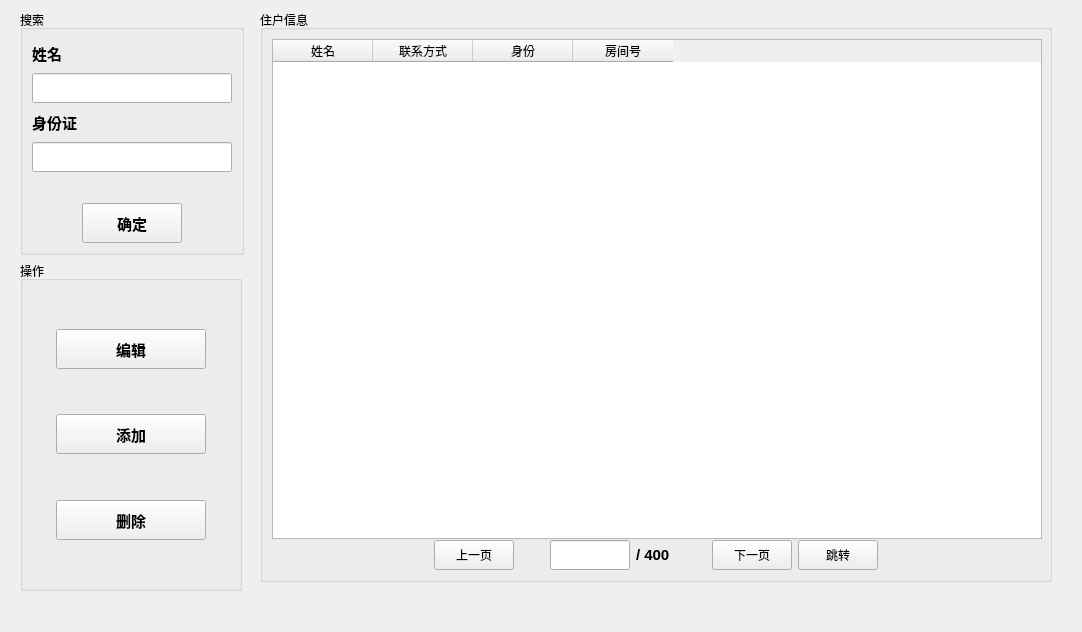
This is StaffView/staffview.ui in Flzjler/LaborEye as Qt 5 draws it before an edit. The edited form follows.
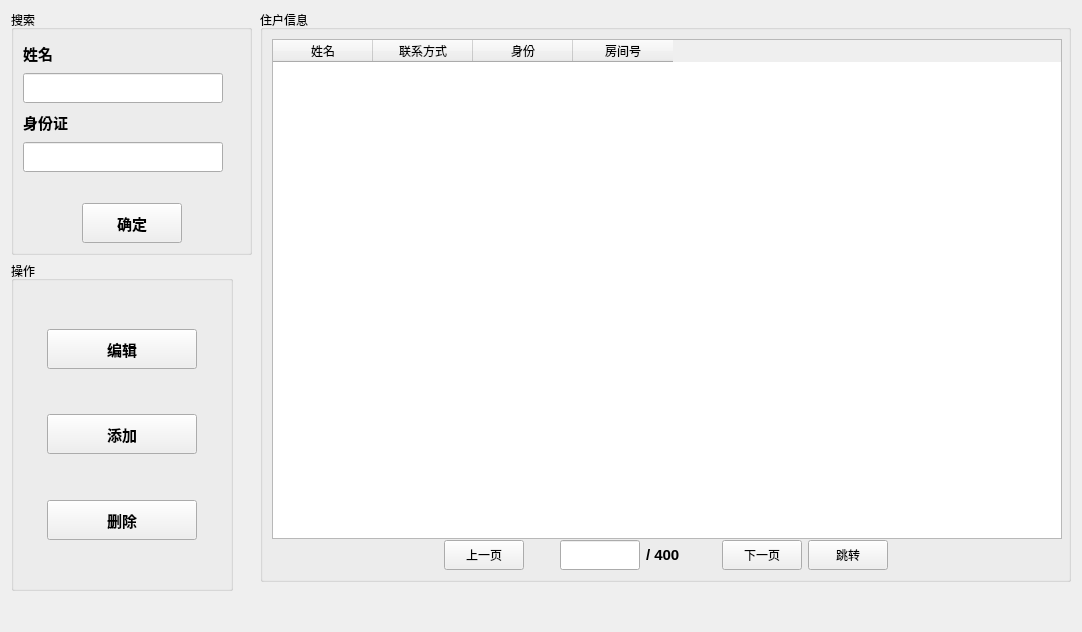
This is the edited form.

```diff
--- a/StaffView/staffview.ui
+++ b/StaffView/staffview.ui
@@ -24,7 +24,7 @@
     <rect>
      <x>260</x>
      <y>10</y>
-     <width>792</width>
+     <width>811</width>
      <height>572</height>
     </rect>
    </property>
@@ -38,13 +38,13 @@
        <widget class="QTableWidget" name="tblStaffInfo">
         <property name="minimumSize">
          <size>
-          <width>770</width>
+          <width>790</width>
           <height>500</height>
          </size>
         </property>
         <property name="maximumSize">
          <size>
-          <width>770</width>
+          <width>790</width>
           <height>500</height>
          </size>
         </property>
@@ -259,7 +259,7 @@
     </item>
    </layout>
   </widget>
-  <widget class="QWidget" name="">
+  <widget class="QWidget" name="layoutWidget">
    <property name="geometry">
     <rect>
      <x>0</x>
@@ -270,12 +270,12 @@
    </property>
    <layout class="QVBoxLayout" name="verticalLayout_2"/>
   </widget>
-  <widget class="QWidget" name="">
+  <widget class="QWidget" name="layoutWidget">
    <property name="geometry">
     <rect>
-     <x>20</x>
+     <x>11</x>
      <y>10</y>
-     <width>224</width>
+     <width>241</width>
      <height>581</height>
     </rect>
    </property>
```
